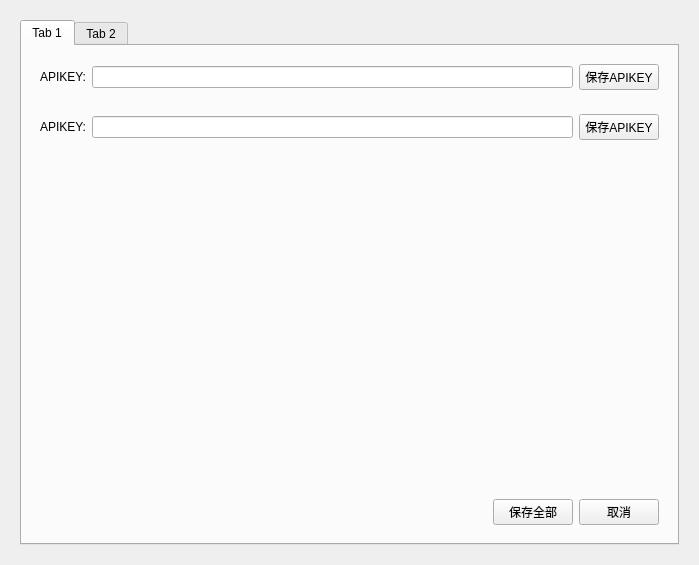
Above: settingswidget.ui from xxnmt/Windows_AI before the change. Below: the same form after it.
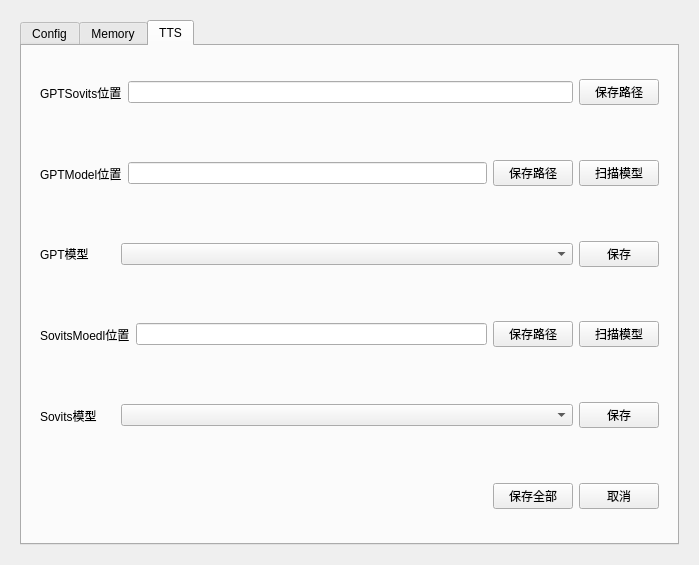
That is the form after the change.

Commit message:
feat(tts): 实现TTS模型切换功能与完整TTS子系统 | Implement complete TTS subsystem and model switching
1. 新增TTS抽象接口层与两种实现：API调用和Mock模拟
2. 新增TTS参考音频管理、配置管理扩展TTS相关配置项
3. 添加设置界面TTS配置页，支持模型路径管理与切换
4. 重构TTS服务，使用策略模式切换TTS提供商，支持真实音频播放
5. 连接设置页模型切换信号到TTS服务，实现运行时切换模型

Diff of the .ui file:
```diff
--- a/settingswidget.ui
+++ b/settingswidget.ui
@@ -20,11 +20,11 @@
       <item>
        <widget class="QTabWidget" name="tabWidget">
         <property name="currentIndex">
-         <number>0</number>
+         <number>2</number>
         </property>
         <widget class="QWidget" name="tab">
          <attribute name="title">
-          <string>Tab 1</string>
+          <string>Config</string>
          </attribute>
          <layout class="QVBoxLayout" name="verticalLayout">
           <item>
@@ -123,7 +123,7 @@
         </widget>
         <widget class="QWidget" name="tab_2">
          <attribute name="title">
-          <string>Tab 2</string>
+          <string>Memory</string>
          </attribute>
          <layout class="QVBoxLayout" name="verticalLayout_2">
           <item>
@@ -248,6 +248,175 @@
           </item>
          </layout>
         </widget>
+        <widget class="QWidget" name="tab_3">
+         <attribute name="title">
+          <string>TTS</string>
+         </attribute>
+         <layout class="QVBoxLayout" name="verticalLayout_3">
+          <item>
+           <widget class="QWidget" name="widget_8" native="true">
+            <layout class="QHBoxLayout" name="horizontalLayout_9">
+             <item>
+              <widget class="QLabel" name="label_4">
+               <property name="text">
+                <string>GPTSovits位置</string>
+               </property>
+              </widget>
+             </item>
+             <item>
+              <widget class="QLineEdit" name="lineEdit_GPTSovitsFilePath"/>
+             </item>
+             <item>
+              <widget class="QPushButton" name="btn_saveGPTSoVitsPath">
+               <property name="text">
+                <string>保存路径</string>
+               </property>
+              </widget>
+             </item>
+            </layout>
+           </widget>
+          </item>
+          <item>
+           <widget class="QWidget" name="widget_12" native="true">
+            <layout class="QHBoxLayout" name="horizontalLayout_13">
+             <item>
+              <widget class="QLabel" name="label_7">
+               <property name="text">
+                <string>GPTModel位置</string>
+               </property>
+              </widget>
+             </item>
+             <item>
+              <widget class="QLineEdit" name="lineEdit_GPTModelFilePath"/>
+             </item>
+             <item>
+              <widget class="QPushButton" name="btn_saveGPTPath">
+               <property name="text">
+                <string>保存路径</string>
+               </property>
+              </widget>
+             </item>
+             <item>
+              <widget class="QPushButton" name="btn_loadGPTModel">
+               <property name="text">
+                <string>扫描模型</string>
+               </property>
+              </widget>
+             </item>
+            </layout>
+           </widget>
+          </item>
+          <item>
+           <widget class="QWidget" name="widget_9" native="true">
+            <layout class="QHBoxLayout" name="horizontalLayout_10" stretch="1,6,1">
+             <item>
+              <widget class="QLabel" name="label_5">
+               <property name="text">
+                <string>GPT模型</string>
+               </property>
+              </widget>
+             </item>
+             <item>
+              <widget class="QComboBox" name="comboBox_GPTModel"/>
+             </item>
+             <item>
+              <widget class="QPushButton" name="btn_saveGPTModelPath">
+               <property name="text">
+                <string>保存</string>
+               </property>
+              </widget>
+             </item>
+            </layout>
+           </widget>
+          </item>
+          <item>
+           <widget class="QWidget" name="widget_13" native="true">
+            <layout class="QHBoxLayout" name="horizontalLayout_14">
+             <item>
+              <widget class="QLabel" name="label_8">
+               <property name="text">
+                <string>SovitsMoedl位置</string>
+               </property>
+              </widget>
+             </item>
+             <item>
+              <widget class="QLineEdit" name="lineEdit_sovitsModelFilePath"/>
+             </item>
+             <item>
+              <widget class="QPushButton" name="btn_saveSoVitsPath">
+               <property name="text">
+                <string>保存路径</string>
+               </property>
+              </widget>
+             </item>
+             <item>
+              <widget class="QPushButton" name="btn_loadSovitsModel">
+               <property name="text">
+                <string>扫描模型</string>
+               </property>
+              </widget>
+             </item>
+            </layout>
+           </widget>
+          </item>
+          <item>
+           <widget class="QWidget" name="widget_10" native="true">
+            <layout class="QHBoxLayout" name="horizontalLayout_11" stretch="1,6,1">
+             <item>
+              <widget class="QLabel" name="label_6">
+               <property name="text">
+                <string>Sovits模型</string>
+               </property>
+              </widget>
+             </item>
+             <item>
+              <widget class="QComboBox" name="comboBox_SoVitsModel"/>
+             </item>
+             <item>
+              <widget class="QPushButton" name="btn_saveSoVitsModelPath">
+               <property name="text">
+                <string>保存</string>
+               </property>
+              </widget>
+             </item>
+            </layout>
+           </widget>
+          </item>
+          <item>
+           <widget class="QWidget" name="widget_11" native="true">
+            <layout class="QHBoxLayout" name="horizontalLayout_12">
+             <item>
+              <spacer name="horizontalSpacer_4">
+               <property name="orientation">
+                <enum>Qt::Orientation::Horizontal</enum>
+               </property>
+               <property name="sizeHint" stdset="0">
+                <size>
+                 <width>40</width>
+                 <height>20</height>
+                </size>
+               </property>
+              </spacer>
+             </item>
+             <item>
+              <widget class="QPushButton" name="btn_TTSSaveAll">
+               <property name="text">
+                <string>保存全部</string>
+               </property>
+              </widget>
+             </item>
+             <item>
+              <widget class="QPushButton" name="btn_TTSQuit">
+               <property name="text">
+                <string>取消</string>
+               </property>
+              </widget>
+             </item>
+            </layout>
+           </widget>
+          </item>
+         </layout>
+        </widget>
        </widget>
       </item>
      </layout>
```
The commit also changes 15 other files.
